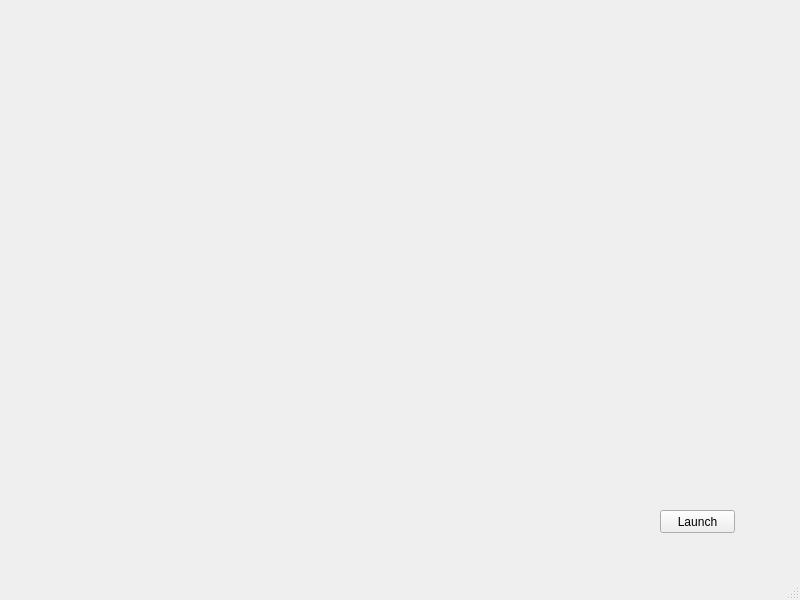
First picture: the form in src/mainui.ui, repository tomdufty/RocketSim, before the edit.
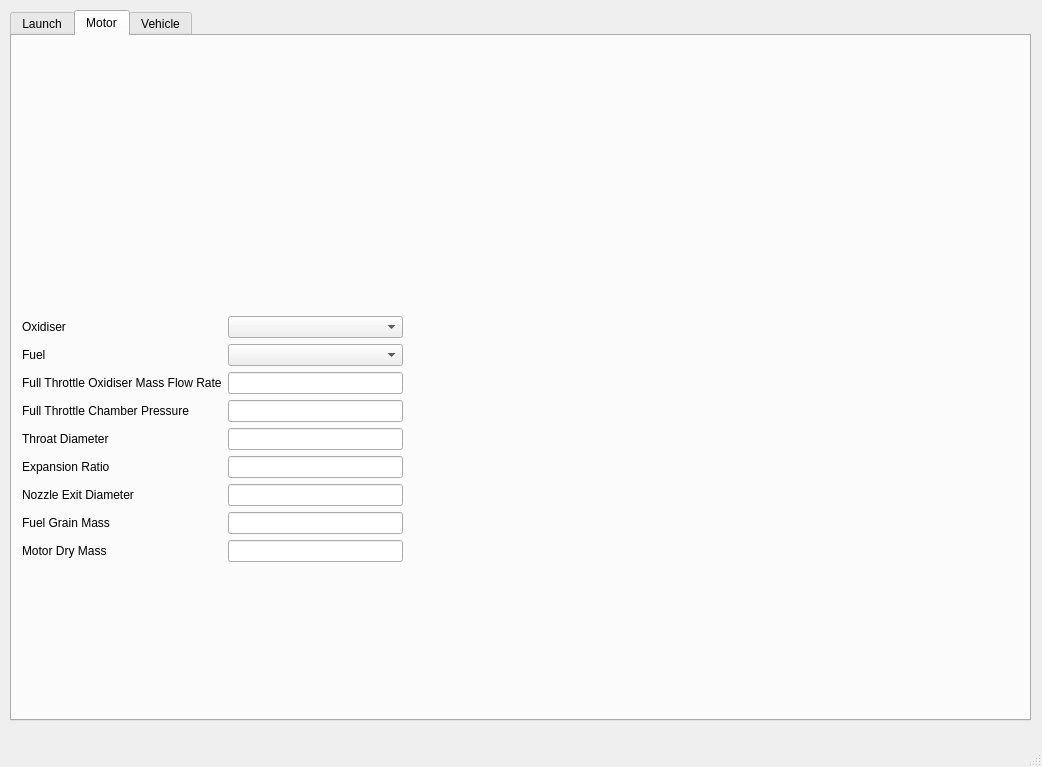
Second picture: the form after the edit. The open tabs and pages were chosen to show the change. Custom widgets are drawn as their Qt base class.

Diff of the .ui file:
```diff
--- a/src/mainui.ui
+++ b/src/mainui.ui
@@ -6,46 +6,216 @@
    <rect>
     <x>0</x>
     <y>0</y>
-    <width>800</width>
-    <height>600</height>
+    <width>1042</width>
+    <height>767</height>
    </rect>
   </property>
   <property name="windowTitle">
    <string>MainWindow</string>
   </property>
   <widget class="QWidget" name="centralwidget">
-   <widget class="QPushButton" name="pushButton">
-    <property name="geometry">
-     <rect>
-      <x>660</x>
-      <y>510</y>
-      <width>75</width>
-      <height>23</height>
-     </rect>
-    </property>
-    <property name="text">
-     <string>Launch</string>
-    </property>
-   </widget>
-   <widget class="QWidget" name="widget" native="true">
+   <widget class="QTabWidget" name="VehicleTab">
     <property name="geometry">
      <rect>
       <x>10</x>
       <y>10</y>
-      <width>301</width>
-      <height>221</height>
+      <width>1021</width>
+      <height>711</height>
      </rect>
     </property>
-   </widget>
-   <widget class="QWidget" name="widget_2" native="true">
-    <property name="geometry">
-     <rect>
-      <x>320</x>
-      <y>10</y>
-      <width>311</width>
-      <height>221</height>
-     </rect>
+    <property name="currentIndex">
+     <number>0</number>
     </property>
+    <widget class="QWidget" name="LaunchTab">
+     <attribute name="title">
+      <string>Launch</string>
+     </attribute>
+     <widget class="MplWidget" name="widget" native="true">
+      <property name="geometry">
+       <rect>
+        <x>20</x>
+        <y>10</y>
+        <width>941</width>
+        <height>101</height>
+       </rect>
+      </property>
+     </widget>
+     <widget class="MplWidget" name="widget_2" native="true">
+      <property name="geometry">
+       <rect>
+        <x>20</x>
+        <y>120</y>
+        <width>941</width>
+        <height>91</height>
+       </rect>
+      </property>
+     </widget>
+     <widget class="QPushButton" name="pushButton">
+      <property name="geometry">
+       <rect>
+        <x>840</x>
+        <y>600</y>
+        <width>75</width>
+        <height>23</height>
+       </rect>
+      </property>
+      <property name="text">
+       <string>Launch</string>
+      </property>
+     </widget>
+     <widget class="MplWidget" name="widget_3" native="true">
+      <property name="geometry">
+       <rect>
+        <x>20</x>
+        <y>230</y>
+        <width>941</width>
+        <height>91</height>
+       </rect>
+      </property>
+     </widget>
+     <widget class="MplWidget" name="widget_4" native="true">
+      <property name="geometry">
+       <rect>
+        <x>20</x>
+        <y>330</y>
+        <width>941</width>
+        <height>91</height>
+       </rect>
+      </property>
+     </widget>
+     <widget class="MplWidget" name="widget_5" native="true">
+      <property name="geometry">
+       <rect>
+        <x>20</x>
+        <y>430</y>
+        <width>701</width>
+        <height>241</height>
+       </rect>
+      </property>
+     </widget>
+    </widget>
+    <widget class="QWidget" name="MotorTab">
+     <attribute name="title">
+      <string>Motor</string>
+     </attribute>
+     <widget class="QWidget" name="widget_6" native="true">
+      <property name="geometry">
+       <rect>
+        <x>10</x>
+        <y>10</y>
+        <width>1001</width>
+        <height>261</height>
+       </rect>
+      </property>
+     </widget>
+     <widget class="QWidget" name="formLayoutWidget">
+      <property name="geometry">
+       <rect>
+        <x>10</x>
+        <y>280</y>
+        <width>381</width>
+        <height>381</height>
+       </rect>
+      </property>
+      <layout class="QFormLayout" name="formLayout">
+       <item row="0" column="0">
+        <widget class="QLabel" name="oxidiserLabel">
+         <property name="text">
+          <string>Oxidiser</string>
+         </property>
+        </widget>
+       </item>
+       <item row="0" column="1">
+        <widget class="QComboBox" name="oxidiserComboBox"/>
+       </item>
+       <item row="1" column="0">
+        <widget class="QLabel" name="fuelLabel">
+         <property name="text">
+          <string>Fuel</string>
+         </property>
+        </widget>
+       </item>
+       <item row="1" column="1">
+        <widget class="QComboBox" name="fuelComboBox"/>
+       </item>
+       <item row="2" column="0">
+        <widget class="QLabel" name="fullThrottleOxidiserMassFlowRateLabel">
+         <property name="text">
+          <string>Full Throttle Oxidiser Mass Flow Rate</string>
+         </property>
+        </widget>
+       </item>
+       <item row="2" column="1">
+        <widget class="QLineEdit" name="fullThrottleOxidiserMassFlowRateLineEdit"/>
+       </item>
+       <item row="4" column="0">
+        <widget class="QLabel" name="throatDiameterLabel">
+         <property name="text">
+          <string>Throat Diameter</string>
+         </property>
+        </widget>
+       </item>
+       <item row="4" column="1">
+        <widget class="QLineEdit" name="throatDiameterLineEdit"/>
+       </item>
+       <item row="5" column="0">
+        <widget class="QLabel" name="expansionRationLabel">
+         <property name="text">
+          <string>Expansion Ratio</string>
+         </property>
+        </widget>
+       </item>
+       <item row="5" column="1">
+        <widget class="QLineEdit" name="expansionRationLineEdit"/>
+       </item>
+       <item row="6" column="0">
+        <widget class="QLabel" name="nozzleExitDiameterLabel">
+         <property name="text">
+          <string>Nozzle Exit Diameter</string>
+         </property>
+        </widget>
+       </item>
+       <item row="6" column="1">
+        <widget class="QLineEdit" name="nozzleExitDiameterLineEdit"/>
+       </item>
+       <item row="7" column="0">
+        <widget class="QLabel" name="fuelGrainMassLabel">
+         <property name="text">
+          <string>Fuel Grain Mass</string>
+         </property>
+        </widget>
+       </item>
+       <item row="7" column="1">
+        <widget class="QLineEdit" name="fuelGrainMassLineEdit"/>
+       </item>
+       <item row="8" column="0">
+        <widget class="QLabel" name="motorDryMassLabel">
+         <property name="text">
+          <string>Motor Dry Mass</string>
+         </property>
+        </widget>
+       </item>
+       <item row="8" column="1">
+        <widget class="QLineEdit" name="motorDryMassLineEdit"/>
+       </item>
+       <item row="3" column="0">
+        <widget class="QLabel" name="fullThrottleChamberPressureLabel">
+         <property name="text">
+          <string>Full Throttle Chamber Pressure</string>
+         </property>
+        </widget>
+       </item>
+       <item row="3" column="1">
+        <widget class="QLineEdit" name="fullThrottleChamberPressureLineEdit"/>
+       </item>
+      </layout>
+     </widget>
+    </widget>
+    <widget class="QWidget" name="tab">
+     <attribute name="title">
+      <string>Vehicle</string>
+     </attribute>
+    </widget>
    </widget>
   </widget>
   <widget class="QMenuBar" name="menubar">
@@ -60,6 +230,14 @@
   </widget>
   <widget class="QStatusBar" name="statusbar"/>
  </widget>
+ <customwidgets>
+  <customwidget>
+   <class>MplWidget</class>
+   <extends>QWidget</extends>
+   <header>mplwidget.h</header>
+   <container>1</container>
+  </customwidget>
+ </customwidgets>
  <resources/>
  <connections>
   <connection>
```
Left out of the diff: 2 changed lines with no effect on the pictures.
